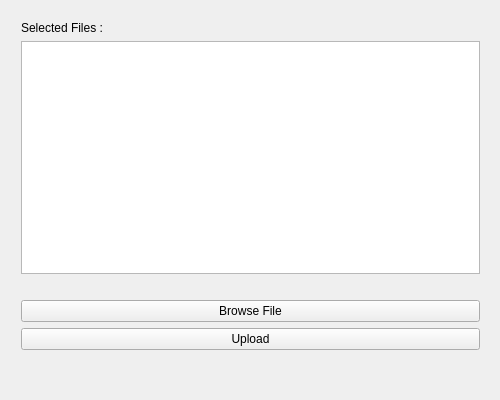
djimmyema/LoaderFilesQT, file LoaderQt/src/mainwindow.ui: the form before one commit.
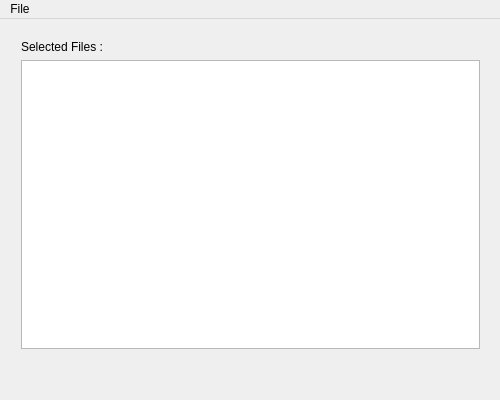
The form after the commit.

```diff
--- a/LoaderQt/src/mainwindow.ui
+++ b/LoaderQt/src/mainwindow.ui
@@ -47,20 +47,6 @@
        </property>
       </widget>
      </item>
-     <item>
-      <widget class="QPushButton" name="browseButton">
-       <property name="text">
-        <string>Browse File</string>
-       </property>
-      </widget>
-     </item>
-     <item>
-      <widget class="QPushButton" name="uploadButton">
-       <property name="text">
-        <string>Upload</string>
-       </property>
-      </widget>
-     </item>
     </layout>
    </widget>
   </widget>
@@ -70,9 +56,19 @@
      <x>0</x>
      <y>0</y>
      <width>500</width>
-     <height>22</height>
+     <height>21</height>
     </rect>
    </property>
+   <widget class="QMenu" name="menuFile">
+    <property name="title">
+     <string>File</string>
+    </property>
+    <addaction name="menuBrowse"/>
+    <addaction name="menuUpload"/>
+    <addaction name="separator"/>
+    <addaction name="menuQuit"/>
+   </widget>
+   <addaction name="menuFile"/>
   </widget>
  </widget>
  <layoutdefault spacing="6" margin="11"/>
```
Left out of the diff: 15 changed lines with no effect on the pictures.
